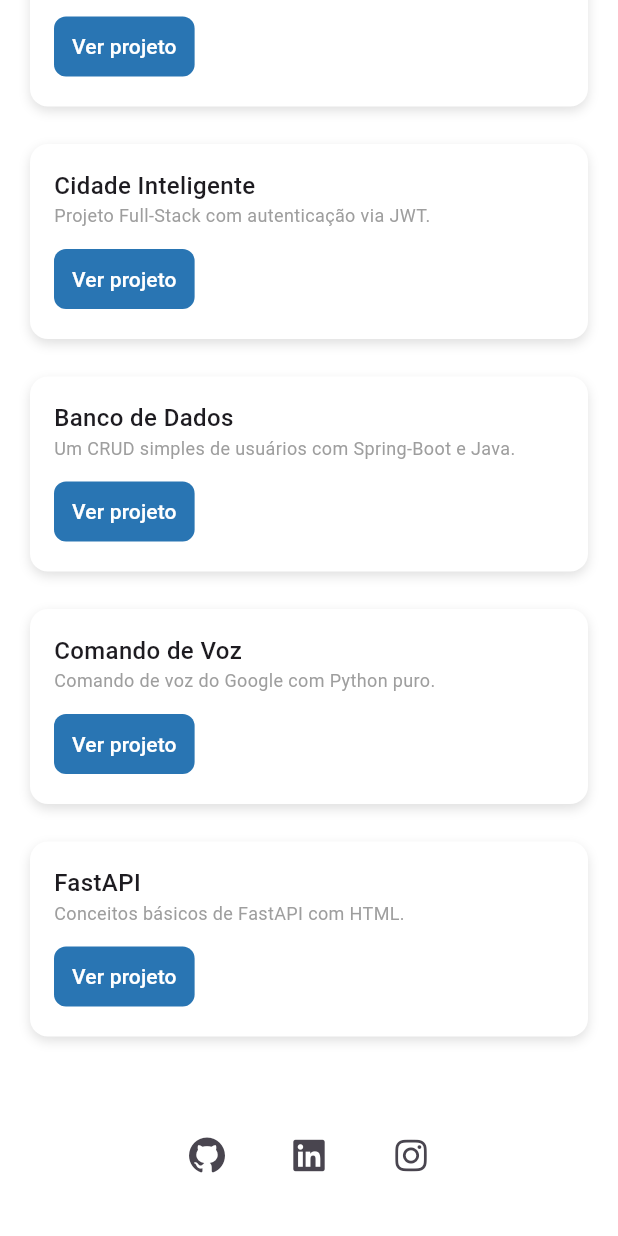
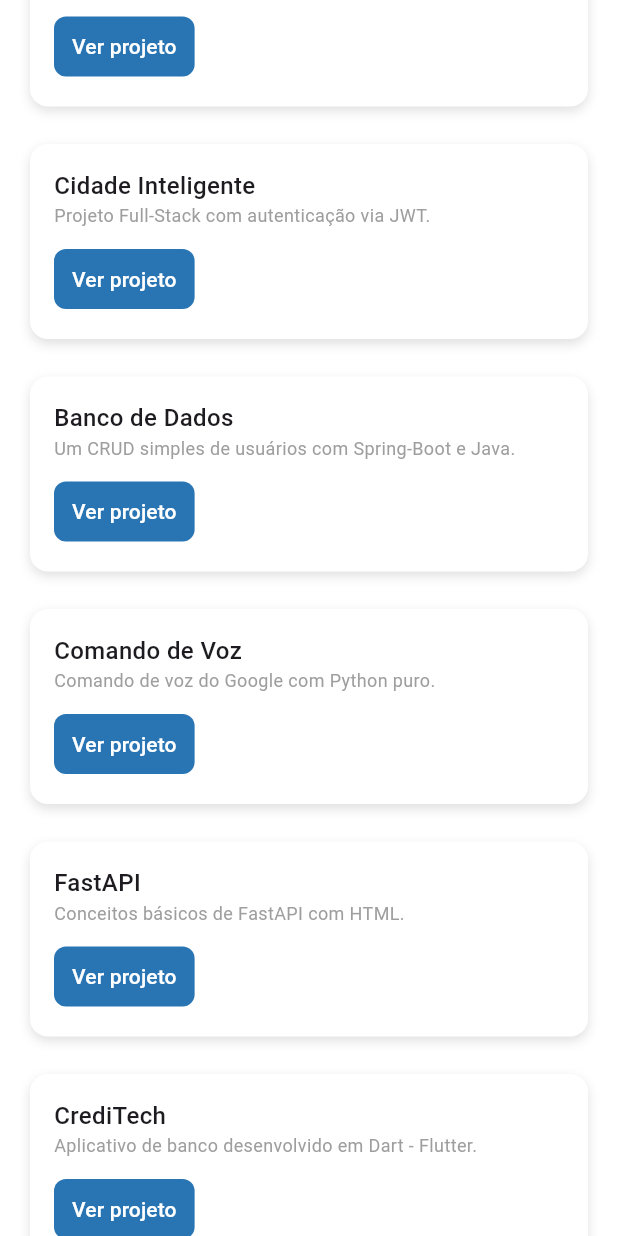
Before and after one commit to kauanvinicius9/Portfolio-Dart-Version, a Flutter app: the Projetos screen opened directly, scrolled down 311 dp, on a phone screen of 412 x 824 dp. Run offline on Flutter 3.47's test engine with Material 3 defaults, Android fonts, the phone set to English and light mode, and no system bars; our stand-ins replace flutter_svg, font_awesome_flutter.

Commit message:
add new tech and new project

```diff
--- a/lib/main.dart
+++ b/lib/main.dart
@@ -322,6 +322,8 @@ final techs = [
   {"name": "Figma", "icon": "../assets/techs/Figma-Dark.svg"},
   {"name": "MySQL", "icon": "../assets/techs/MySQL-Dark.svg"},
   {"name": "FastAPI", "icon": "../assets/techs/FastAPI.svg"},
+  {"name": "Arduíno", "icon": "../assets/techs/Arduino.svg"}
+
 ];
 
 // Outro estilo de card componentizado
--- a/lib/projetos.dart
+++ b/lib/projetos.dart
@@ -75,6 +75,12 @@ class Projetos extends StatelessWidget {
                   "FastAPI",
                   "Conceitos básicos de FastAPI com HTML.",
                   "https://github.com/kauanvinicius9/FastAPI"
+                ),
+                _card3(
+                  context,
+                  "CrediTech",
+                  "Aplicativo de banco desenvolvido em Dart - Flutter.",
+                  "hhttps://github.com/kauanvinicius9/CrediTech.git"
                 ),
                 Footer(),
               ],
```
Also changed, not shown: assets/techs/Arduino.svg (added).
